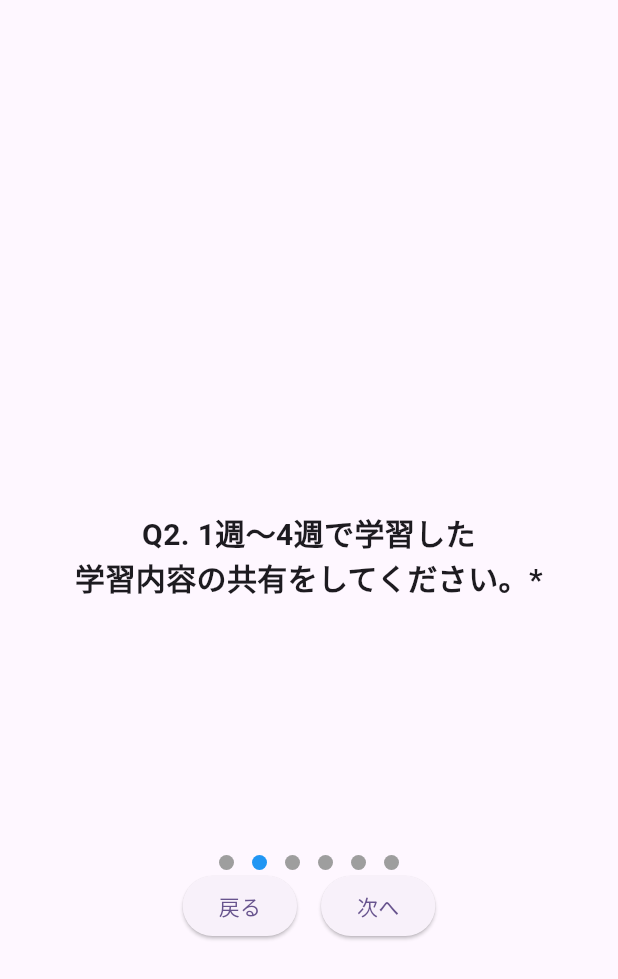
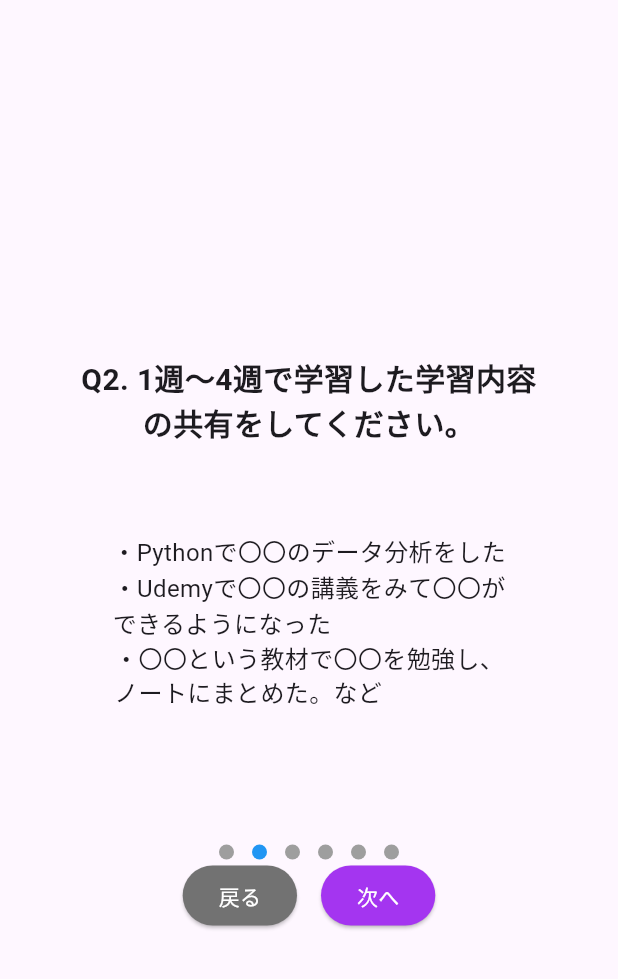
Before and after one commit to watackeech/reskill-x, a Flutter app: the MiddleGoalFormScreen2 screen opened directly, on a phone screen of 412 x 824 dp. Shown: the top 979 px of the screen. Run offline on Flutter 3.47's test engine with Material 2 defaults, Android fonts, the phone set to English and light mode, and no system bars; our stand-ins replace cloud_firestore, convex_bottom_bar, firebase_auth, firebase_core, firebase_storage, flutter_animation_progress_bar and 7 more; missing offline and left inert: dart:ffi, flutter_multi_select_items; accounts and stored records are empty.

Commit message:
デモ用完成版(メモボタン無し)

```diff
--- a/lib/component/down_form_screen.dart
+++ b/lib/component/down_form_screen.dart
@@ -1,4 +1,5 @@
 import 'package:flutter/material.dart';
+import 'package:reskill_x/constant/colors.dart';
 
 import '../view/form_screens/set_goal_form_screens/set_goal_form_screen1.dart';
 
@@ -22,11 +23,19 @@ class DownFormScreen extends StatelessWidget {
                 onPressed: () {
                   Navigator.pop(context); // 前の画面に戻る
                 },
+                style: ElevatedButton.styleFrom(
+                  primary: kGrey,
+                  onPrimary: kWhite, // ボタンのテキスト色を白に設定
+                ),
                 child: Text('戻る'),
               ),
               SizedBox(width: 16),
               ElevatedButton(
                 onPressed: onTapped,
+                style: ElevatedButton.styleFrom(
+                  primary: kPrime,
+                  onPrimary: kWhite, // ボタンのテキスト色を白に設定
+                ),
                 child: Text('次へ'),
               ),
             ],
--- a/lib/view/form_screens/mid_report_form_screens/middle_goal_form_screen1.dart
+++ b/lib/view/form_screens/mid_report_form_screens/middle_goal_form_screen1.dart
@@ -44,7 +44,7 @@ class MiddleGoalFormScreen1 extends StatelessWidget {
               alignment: Alignment.center,
               child: Column(
                 children: [
-                  UpFormScreen(title: '中間報告面談\n\nQ1. 以下のルールに\n同意してください！*'),
+                  UpFormScreen(title: '中間報告面談\n\nQ1. 以下のルールに同意して\nください！'),
                   SizedBox(height: 50),
                   Column(
                     crossAxisAlignment: CrossAxisAlignment.start,
@@ -69,7 +69,7 @@ class MiddleGoalFormScreen1 extends StatelessWidget {
                 ],
               ),
             ),
-            SizedBox(height: 100),
+            SizedBox(height: 80),
             DownFormScreen(
               currentPage:1,
               onTapped:(){
@@ -92,10 +92,26 @@ class MiddleGoalFormScreen2 extends StatelessWidget {
         child: Column(
           mainAxisAlignment: MainAxisAlignment.center,
           children: [
-            SizedBox(height: 160),
-            UpFormScreen(title:'Q2. 1週～4週で学習した\n学習内容の共有をしてください。*'
+            SizedBox(height: 50),
+            UpFormScreen(title:'Q2. 1週～4週で学習した学習内容\nの共有をしてください。'
             ),
-            SizedBox(height: 170),
+            SizedBox(height: 60),
+            Text(
+              '・Pythonで〇〇のデータ分析をした',
+              style: TextStyle(fontSize: 16),
+              textAlign: TextAlign.left,
+            ),
+            Text(
+              '・Udemyで〇〇の講義をみて〇〇が\nできるようになった',
+              style: TextStyle(fontSize: 16),
+              textAlign: TextAlign.left,
+            ),
+            Text(
+              '・〇〇という教材で〇〇を勉強し、\nノートにまとめた。など',
+              style: TextStyle(fontSize: 16),
+              textAlign: TextAlign.left,
+            ),
+            SizedBox(height: 90),
             DownFormScreen(
               currentPage:2,
               onTapped:(){
@@ -120,7 +136,7 @@ class MiddleGoalFormScreen3 extends StatelessWidget {
         child: Column(
           mainAxisAlignment: MainAxisAlignment.center,
           children: [
-            UpFormScreen(title:'Q3. あなたは\n振り返り面談までの\n4週間何を勉強しますか？*'),
+            UpFormScreen(title:'Q3. あなたは振り返り面談までの\n4週間何を勉強しますか？'),
             SizedBox(height: 100),
             TextInputField(
               controller: inputController3,
@@ -162,14 +178,14 @@ class MiddleGoalFormScreen4 extends StatelessWidget {
       body: Center(
         child: Column(
           mainAxisAlignment: MainAxisAlignment.center,
-          children: [UpFormScreen(title: 'Q4. どうやって勉強しますか？\n（参考書、Udemyの講座など）*'),
+          children: [UpFormScreen(title: 'Q4. どうやって勉強しますか？\n（参考書、Udemyの講座など）'),
             SizedBox(height: 125),
             TextInputField(
               controller: inputController4,
               icon: Icons.school,
               label: '勉強方法',
             ),
-            SizedBox(height: 125),
+            SizedBox(height: 105),
             DownFormScreen(
               currentPage:4,
               onTapped:(){
@@ -206,7 +222,7 @@ class MiddleGoalFormScreen5 extends StatelessWidget {
         child: Column(
           mainAxisAlignment: MainAxisAlignment.center,
           children: [
-            UpFormScreen(title: 'Q5. 振り返り面談までに\n勉強する予定の目標時間を\n宣言してください*'),
+            UpFormScreen(title: 'Q5. 振り返り面談までに勉強する\n予定の目標時間を宣言してください'),
             SizedBox(height: 120),
             TextInputField(
               controller: inputController5,
--- a/lib/view/form_screens/reflection_form_screens/refrection_form_screen1.dart
+++ b/lib/view/form_screens/reflection_form_screens/refrection_form_screen1.dart
@@ -49,7 +49,7 @@ class RefrectionFormScreen1 extends StatelessWidget {
               alignment: Alignment.center,
               child: Column(
                 children: [
-                  UpFormScreen(title: '振り返り面談\n\nQ1. 以下のルールに\n同意してください！*'),
+                  UpFormScreen(title: '振り返り面談\n\nQ1. 以下のルールに同意して\nください！'),
                   SizedBox(height: 50),
                   Column(
                     crossAxisAlignment: CrossAxisAlignment.start,
@@ -97,7 +97,7 @@ class RefrectionFormScreen2 extends StatelessWidget {
         child: Column(
           mainAxisAlignment: MainAxisAlignment.center,
           children: [
-            UpFormScreen(title:'Q2. 4週～8週で学習した\n学習内容の共有をしてください。*'),
+            UpFormScreen(title:'Q2. 4週～8週で学習した学習内容\nの共有をしてください。'),
             SizedBox(height: 100),
             Text(
               '・Pythonで〇〇のデータ分析をした',
@@ -142,7 +142,7 @@ class RefrectionFormScreen3 extends StatelessWidget {
         child: Column(
           mainAxisAlignment: MainAxisAlignment.center,
           children: [
-            UpFormScreen(title:'Q3. あなたは振り返り面談までの4週間\n何を勉強しますか？*'),
+            UpFormScreen(title:'Q3. あなたは振り返り面談\nからの4週間何を勉強しましたか？'),
             SizedBox(height: 120),
             TextInputField(
               controller: inputController3,
@@ -184,7 +184,7 @@ class RefrectionFormScreen4 extends StatelessWidget {
       body: Center(
         child: Column(
           mainAxisAlignment: MainAxisAlignment.center,
-          children: [UpFormScreen(title: 'Q4. どうやって勉強しましたか？\n（参考書、Udemyの講座など）*'),
+          children: [UpFormScreen(title: 'Q4. どうやって勉強しましたか？\n（参考書、Udemyの講座など）'),
             SizedBox(height: 120),
             TextInputField(
               controller: inputController4,
@@ -228,7 +228,7 @@ class RefrectionFormScreen5 extends StatelessWidget {
         child: Column(
           mainAxisAlignment: MainAxisAlignment.center,
           children: [
-            UpFormScreen(title: 'Q5. この学びはどういうところで\nこれから活きそうですか？*'),
+            UpFormScreen(title: 'Q5. この学びはどういうところで\nこれから活きそうですか？'),
             SizedBox(height: 120),
             TextInputField(
               controller: inputController5,
--- a/lib/view/form_screens/set_goal_form_screens/set_goal_form_screen1.dart
+++ b/lib/view/form_screens/set_goal_form_screens/set_goal_form_screen1.dart
@@ -41,22 +41,22 @@ class SetGoalFormScreen1 extends StatelessWidget {
               alignment: Alignment.center,
               child: Column(
                 children: [
-                  UpFormScreen(title: 'Q1. 自己紹介をしてください*'),
+                  UpFormScreen(title: 'Q1. 自己紹介をしてください'),
                   SizedBox(height: 20),
                   Text(
-                    '名前: Your Name',
+                    '名前:',
                     style: TextStyle(fontSize: 16),
                   ),
                   Text(
-                    '趣味: Your Hobby',
+                    '趣味:',
                     style: TextStyle(fontSize: 16),
                   ),
                   Text(
-                    '部署・課: Your Department',
+                    '部署・課:',
                     style: TextStyle(fontSize: 16),
                   ),
                   Text(
-                    '簡単な仕事内容: Brief Job Description',
+                    '簡単な仕事内容:',
                     style: TextStyle(fontSize: 16),
                   ),
                 ],
@@ -85,7 +85,7 @@ class SetGoalFormScreen2 extends StatelessWidget {
         child: Column(
           mainAxisAlignment: MainAxisAlignment.center,
           children: [
-          UpFormScreen(title:'Q2. 興味分野を選んだ背景を\n共有してください。*'),
+            UpFormScreen(title:'Q2. 興味分野を選んだ背景を\n共有してください。'),
             SizedBox(height: 50),
             Text('あなたの興味分野：', style: TextStyle(fontSize: 16)),
             RichText(
@@ -134,7 +134,7 @@ class SetGoalFormScreen3 extends StatelessWidget {
         child: Column(
           mainAxisAlignment: MainAxisAlignment.center,
           children: [
-            UpFormScreen(title:'Q3. あなたは中間報告までの4週間\n何を勉強しますか？*'),
+            UpFormScreen(title:'Q3. あなたは中間報告までの4週間\n何を勉強しますか？'),
             SizedBox(height: 50),
             TextInputField(
               controller: inputController3,
@@ -143,7 +143,7 @@ class SetGoalFormScreen3 extends StatelessWidget {
             ),
             SizedBox(height: 100),
             DownFormScreen(
-                currentPage:3,
+              currentPage:3,
               onTapped:(){
                 if (inputController3.text == null || inputController3.text.isEmpty) {
                   ScaffoldMessenger.of(context).showSnackBar(
@@ -176,14 +176,14 @@ class SetGoalFormScreen4 extends StatelessWidget {
       body: Center(
         child: Column(
           mainAxisAlignment: MainAxisAlignment.center,
-          children: [UpFormScreen(title: 'Q4. どうやって勉強しますか？\n（〇〇という参考書、Udemyの〇〇\n講座など）*'),
+          children: [UpFormScreen(title: 'Q4. どうやって勉強しますか？\n（〇〇という参考書、Udemyの〇〇\n講座など）'),
             SizedBox(height: 50),
             TextInputField(
               controller: inputController4,
               icon: Icons.school,
               label: '勉強方法',
             ),
-            SizedBox(height: 100),
+            SizedBox(height: 110),
             DownFormScreen(
               currentPage:4,
               onTapped:(){
@@ -220,14 +220,14 @@ class SetGoalFormScreen5 extends StatelessWidget {
         child: Column(
           mainAxisAlignment: MainAxisAlignment.center,
           children: [
-        UpFormScreen(title: 'Q5. 中間報告までに勉強する予定の\n目標時間宣言してください'),
+            UpFormScreen(title: 'Q5. 中間報告までに勉強する予定の\n目標時間宣言してください'),
             SizedBox(height: 50),
             TextInputField(
               controller: inputController5,
               icon: Icons.timelapse,
               label: '勉強時間',
             ),
-            SizedBox(height: 100),
+            SizedBox(height: 120),
             DownFormScreen(
               currentPage:5,
               onTapped:(){
--- a/lib/view/goal_screans/goal_screen.dart
+++ b/lib/view/goal_screans/goal_screen.dart
@@ -46,7 +46,7 @@ class _GoalScreenState extends State<GoalScreen> {
                   child: Column(
                     children: <Widget>[
                       Text(
-                        '目標時間を設定してください',
+                        '今週の目標時間を設定してください',
                         style: const TextStyle(
                           color: kBlack,
                           fontWeight: FontWeight.bold,
--- a/lib/view/login_signin_screens/loading_animation_widget.dart
+++ b/lib/view/login_signin_screens/loading_animation_widget.dart
@@ -12,7 +12,7 @@ class LoadingAnimation extends StatelessWidget {
       return Center(
         child: LoadingAnimationWidget.inkDrop(  //この部分
           color: kPrime,
-          size: 100,
+          size: 40,
         ), // ここで適切なローディングアニメーションを表示
       );
     } else {
--- a/pubspec.yaml
+++ b/pubspec.yaml
@@ -50,6 +50,7 @@ dependencies:
   multi_select_flutter: ^4.1.3
   flutter_multi_select_items: ^0.4.2
   shared_preferences: ^2.0.12 # メモを保存するためのライブラリ
+  loading_animation_widget: ^1.2.0+4
 
 
 
```
Also changed, not shown: lib/component/alertdialog.dart (added, +76 -0 lines), lib/view/login_signin_screens/login_screen.dart (+9 -0 lines), pubspec.lock. Lines whose indentation alone changed are shown as unchanged.
